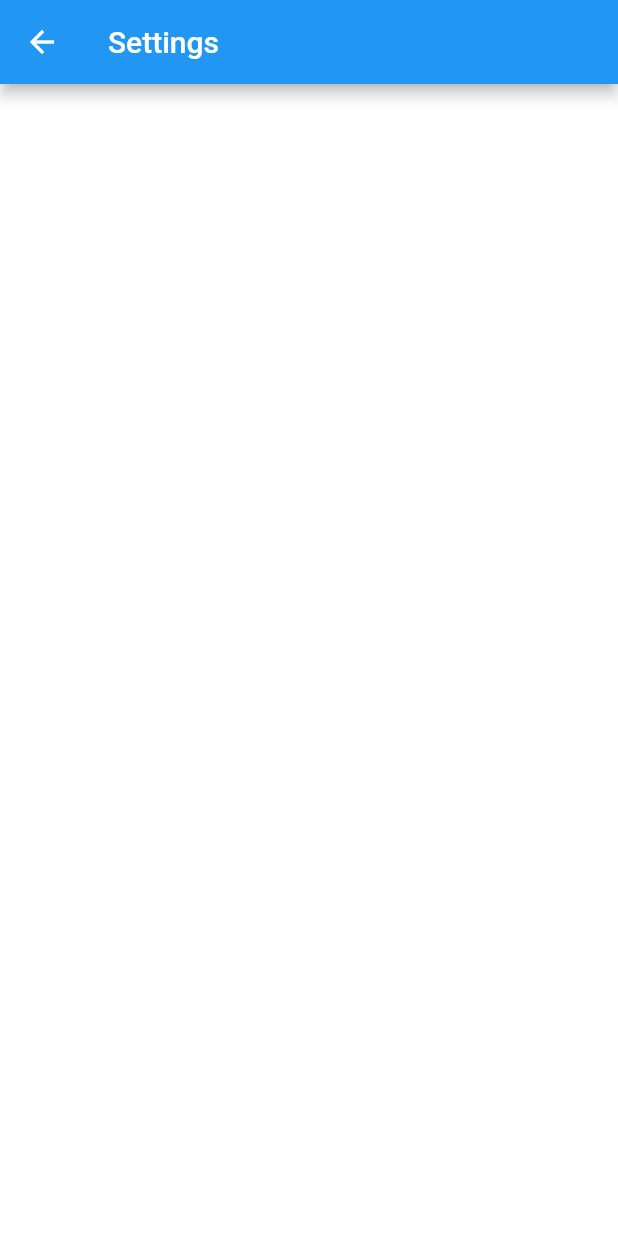
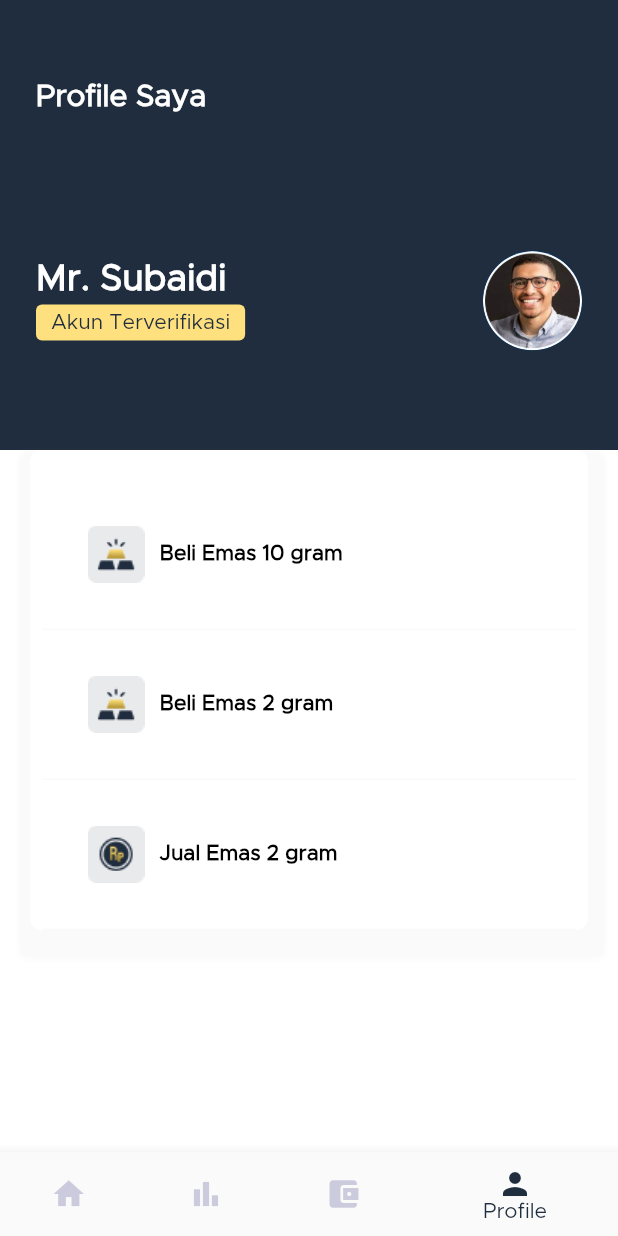
Before and after one commit to arifsaqa/cc-gold, a Flutter app: the screen it shows after launch, item 4 of the bottom bar chosen, on a phone screen of 412 x 824 dp. Run offline on Flutter 3.47's test engine with Material 2 defaults, Android fonts, the phone set to English and light mode, and no system bars.

Commit message:
profile page

```diff
--- a/lib/constants/fontSizes.dart
+++ b/lib/constants/fontSizes.dart
@@ -1,6 +1,7 @@
 final xl = 48.0;
 final md = 38.0;
 final input = 26.0;
+final name = 24.0;
 final header = 20.0;
 final normal = 18.0;
 final sm = 16.0;
--- a/lib/main.dart
+++ b/lib/main.dart
@@ -1,6 +1,7 @@
 import 'package:flutter/material.dart';
 import 'package:learnUI/constants/colors.dart';
 import 'package:learnUI/screens/home/HomeScreen.dart';
+import 'package:learnUI/screens/profile/ProfileScreen.dart';
 import 'package:learnUI/screens/wallet/WalletScreen.dart';
 
 void main() => runApp(MyApp());
@@ -50,10 +51,11 @@ class _MyStatefulWidgetState extends State<MyStatefulWidget> {
     HomeScreen(),
     Settings(),
     WalletScreen(),
+    ProfileScreen(),
   ];
 
   void _onItemTapped(int index) {
-    if (index != 3) {
+    if (index != 4) {
       setState(() {
         _bottomNavIndex = index;
       });
--- a/lib/screens/home/components/Head.dart
+++ b/lib/screens/home/components/Head.dart
@@ -161,16 +161,26 @@ class _HeadState extends State<Head> {
                 ],
               ),
             ),
-            Positioned(
-              top: size.height * .07,
-              right: size.width * .1,
-              child: Container(
-                margin: EdgeInsets.only(bottom: 20),
-                child: Icon(
-                  Icons.notifications,
-                  color: Colors.white,
-                  size: 30,
-                ),
+            Container(
+              margin: EdgeInsets.all(24),
+              child: Row(
+                crossAxisAlignment: CrossAxisAlignment.center,
+                mainAxisAlignment: MainAxisAlignment.end,
+                children: [
+                  Column(
+                    mainAxisAlignment: MainAxisAlignment.start,
+                    children: [
+                      Container(
+                        padding: EdgeInsets.only(top: 20),
+                        child: Icon(
+                          Icons.notifications,
+                          color: Colors.white,
+                          size: 30,
+                        ),
+                      )
+                    ],
+                  )
+                ],
               ),
             ),
           ],
--- /dev/null
+++ b/lib/screens/profile/ProfileScreen.dart
@@ -0,0 +1,14 @@
+import 'package:flutter/material.dart';
+import 'package:learnUI/screens/profile/components/Body.dart';
+import 'package:learnUI/screens/profile/components/Head.dart';
+
+class ProfileScreen extends StatelessWidget {
+  @override
+  Widget build(BuildContext context) {
+    return SingleChildScrollView(
+      child: Column(
+        children: [Head(), Body()],
+      ),
+    );
+  }
+}
--- /dev/null
+++ b/lib/screens/profile/components/Body.dart
@@ -0,0 +1,82 @@
+import 'package:flutter/material.dart';
+import 'package:learnUI/models/transactions.dart';
+
+class Body extends StatefulWidget {
+  @override
+  _PromoBuildState createState() => _PromoBuildState();
+}
+
+class _PromoBuildState extends State<Body> {
+  int selectedId = 0;
+  @override
+  Widget build(BuildContext context) {
+    Size size = MediaQuery.of(context).size;
+    return SafeArea(
+        child: Column(
+      crossAxisAlignment: CrossAxisAlignment.start,
+      children: [
+        Container(
+          margin: EdgeInsets.symmetric(horizontal: 20),
+          decoration: BoxDecoration(
+              color: Colors.white,
+              borderRadius: BorderRadius.circular(8),
+              boxShadow: [
+                BoxShadow(
+                    color: Colors.grey.withOpacity(.05),
+                    spreadRadius: 10,
+                    blurRadius: 2,
+                    offset: Offset(2, 10))
+              ]),
+          padding: EdgeInsets.only(top: 20),
+          child: SizedBox(
+              height: 300,
+              width: size.width,
+              child: ListView.builder(
+                scrollDirection: Axis.vertical,
+                itemCount: transactions.length,
+                itemBuilder: (context, index) {
+                  return Container(
+                    height: 100,
+                    padding: EdgeInsets.symmetric(horizontal: 8),
+                    child: Container(
+                      decoration: BoxDecoration(
+                          border: Border(
+                              bottom: BorderSide(
+                        width: 1.0,
+                        color: Colors.grey.withOpacity(.05),
+                      ))),
+                      child: Row(
+                        mainAxisAlignment: MainAxisAlignment.center,
+                        children: [
+                          Container(
+                            margin: EdgeInsets.only(right: 10),
+                            child: Image.asset(
+                                transactions[index].type == "jual"
+                                    ? "images/sellGold.png"
+                                    : "images/buyGold.png"),
+                          ),
+                          Column(
+                            mainAxisAlignment: MainAxisAlignment.center,
+                            children: [
+                              Container(
+                                width: size.width * .6,
+                                child: Text(
+                                  transactions[index].title,
+                                  style: TextStyle(
+                                      color: Colors.black,
+                                      fontWeight: FontWeight.w600),
+                                ),
+                              ),
+                            ],
+                          )
+                        ],
+                      ),
+                    ),
+                  );
+                },
+              )),
+        )
+      ],
+    ));
+  }
+}
--- /dev/null
+++ b/lib/screens/profile/components/Head.dart
@@ -0,0 +1,85 @@
+import 'package:flutter/material.dart';
+import 'package:learnUI/constants/colors.dart';
+import 'package:learnUI/constants/fontSizes.dart';
+
+class Head extends StatelessWidget {
+  @override
+  Widget build(BuildContext context) {
+    Size size = MediaQuery.of(context).size;
+    return Container(
+      height: 300,
+      width: size.width,
+      padding: EdgeInsets.only(
+          top: size.height * .01, right: 24, left: 24, bottom: 20),
+      decoration: BoxDecoration(
+        color: Color(background),
+      ),
+      child: SafeArea(
+        child: Column(
+          mainAxisAlignment: MainAxisAlignment.spaceAround,
+          children: [
+            Row(
+              children: [
+                Text(
+                  "Profile Saya",
+                  style: TextStyle(
+                      color: Colors.white,
+                      fontSize: header,
+                      fontWeight: FontWeight.w600),
+                )
+              ],
+            ),
+            Saldo(),
+          ],
+        ),
+      ),
+    );
+  }
+}
+
+class Saldo extends StatefulWidget {
+  @override
+  _SaldoState createState() => _SaldoState();
+}
+
+class _SaldoState extends State<Saldo> {
+  bool display = true;
+  @override
+  Widget build(BuildContext context) {
+    Size size = MediaQuery.of(context).size;
+    return Row(
+      mainAxisAlignment: MainAxisAlignment.spaceBetween,
+      children: [
+        Column(
+          crossAxisAlignment: CrossAxisAlignment.start,
+          children: [
+            Text(
+              "Mr. Subaidi",
+              style: TextStyle(
+                fontSize: name,
+                fontWeight: FontWeight.w600,
+              ),
+            ),
+            Container(
+              margin: EdgeInsets.only(top: 5),
+              padding: EdgeInsets.only(top: 5, bottom: 5, left: 10, right: 10),
+              decoration: BoxDecoration(
+                  color: Color(upperGradient),
+                  borderRadius: BorderRadius.circular(4)),
+              child: Text(
+                "Akun Terverifikasi",
+                style: TextStyle(
+                    color: Color(background), fontWeight: FontWeight.w500),
+              ),
+            ),
+          ],
+        ),
+        CircleAvatar(
+          backgroundImage: AssetImage('images/profile.png'),
+          minRadius: 20,
+          maxRadius: 33,
+        )
+      ],
+    );
+  }
+}
--- a/pubspec.yaml
+++ b/pubspec.yaml
@@ -52,6 +52,7 @@ flutter:
     - images/news.png
     - images/sellGold.png
     - images/buyGold.png
+    - images/profile.png
   fonts:
     - family: MetroReg
       fonts:
```
Also changed, not shown: images/profile.png (added).
